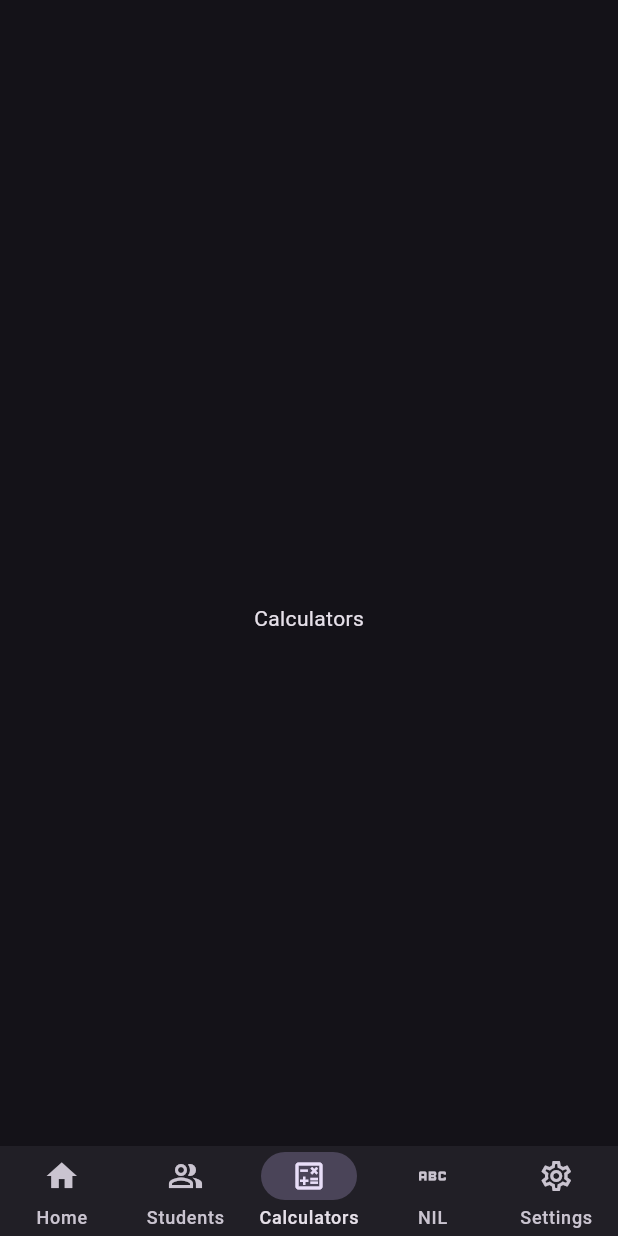
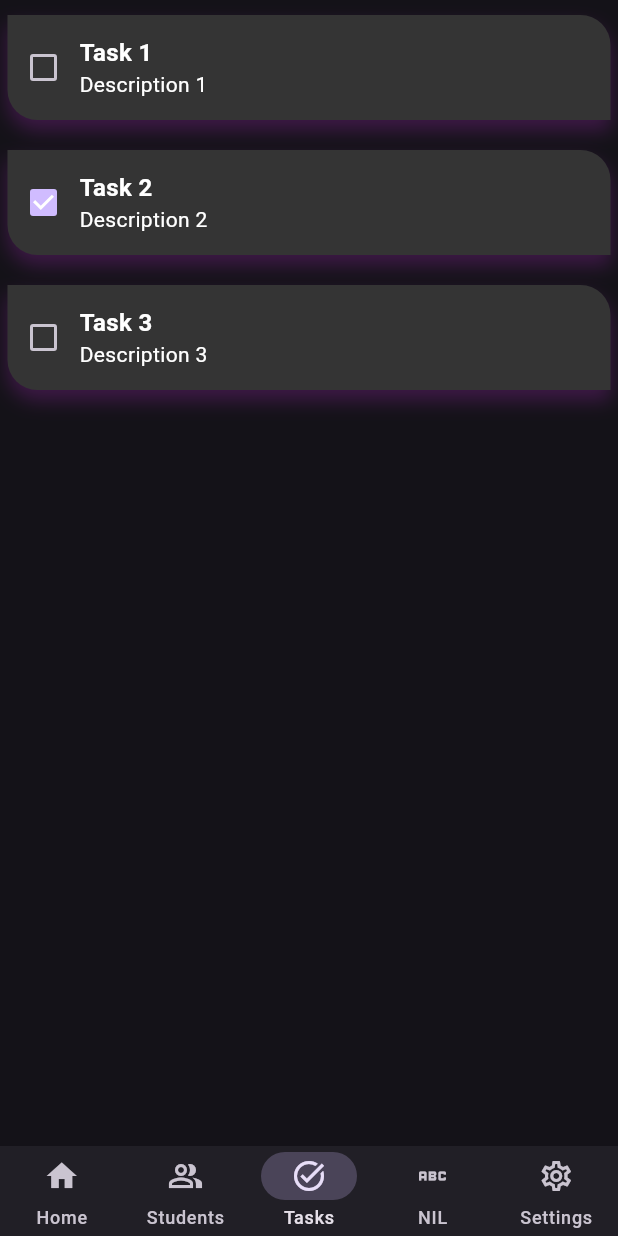
Before and after one commit to Laesx/ark_tasks, a Flutter app: the screen it shows after launch, item 3 of the bottom bar chosen, on a phone screen of 412 x 824 dp. Run offline on Flutter 3.47's test engine with Material 3 defaults, Android fonts, the light colour scheme and no system bars; our stand-ins replace flutter_riverpod, go_router, sqflite; accounts and stored records are empty; network calls fail.

Commit message:
Initial Implementation of the Tasks

```diff
--- a/lib/app_routes/app_routes.dart
+++ b/lib/app_routes/app_routes.dart
@@ -54,6 +54,8 @@ class AppRoutes {
   static String student(int id, [String? image]) =>
       '/student/$id${image != null ? "?image=$image" : ""}';
 
+  static String task(int id) => '/task/$id';
+
 // Hay que implementarlo esto es para cuando no encuentre la ruta
 // en caso de que sean rutas dinámicas
   static Route<dynamic> onGenerateRoute(RouteSettings settings) {
--- /dev/null
+++ b/lib/models/priority.dart
@@ -0,0 +1,35 @@
+enum PriorityEnum {
+  low,
+  medium,
+  high,
+}
+
+class Priority {
+  final String name;
+  final int value;
+
+  const Priority(this.name, this.value);
+
+  static const Priority low = Priority('Low', 0);
+  static const Priority medium = Priority('Medium', 1);
+  static const Priority high = Priority('High', 2);
+
+  static List<Priority> get priorities => [low, medium, high];
+
+  static Priority fromValue(int value) {
+    return priorities.firstWhere((element) => element.value == value);
+  }
+
+  static Priority fromJson(String str) {
+    switch (str) {
+      case 'low':
+        return Priority.low;
+      case 'medium':
+        return Priority.medium;
+      case 'high':
+        return Priority.high;
+      default:
+        throw ArgumentError('Invalid priority: $str');
+    }
+  }
+}
--- /dev/null
+++ b/lib/models/task.dart
@@ -0,0 +1,72 @@
+import 'dart:convert';
+
+import 'package:ark_jots/models/priority.dart';
+
+class Task {
+  int id;
+  String title;
+  String? description;
+  DateTime createdAt;
+  DateTime lastUpdated;
+  bool isComplete = false;
+  // Tags
+  // Priority
+  Priority? priority;
+  // Due Date
+  DateTime? dueDate;
+  // Start Date in case it's a project or event
+  DateTime? startDate;
+  // Reminder Dates
+  List<DateTime>? reminders;
+  // Notes
+  String? notes;
+
+  Task({
+    required this.id,
+    required this.title,
+    this.description,
+    required this.createdAt,
+    required this.lastUpdated,
+    this.isComplete = false,
+    this.priority,
+    this.dueDate,
+    this.startDate,
+    this.reminders,
+    this.notes,
+  });
+
+  factory Task.fromJson(String str) => Task.fromMap(json.decode(str));
+
+  String toJson() => json.encode(toMap());
+
+  factory Task.fromMap(Map<String, dynamic> json) => Task(
+        id: json["id"],
+        title: json["title"],
+        description: json["data"],
+        createdAt: DateTime.parse(json["created_at"]),
+        lastUpdated: DateTime.parse(json["last_updated"]),
+        isComplete: json["isComplete"],
+        priority: Priority.fromValue(json["priority"]),
+        dueDate: DateTime.parse(json["due_date"]),
+        startDate: DateTime.parse(json["start_date"]),
+        reminders: List<DateTime>.from(
+            json["reminders"].map((x) => DateTime.parse(x))),
+        notes: json["notes"],
+      );
+
+  Map<String, dynamic> toMap() => {
+        "id": id,
+        "title": title,
+        "data": description,
+        "created_at": createdAt.toIso8601String(),
+        "last_updated": lastUpdated.toIso8601String(),
+        "isComplete": isComplete,
+        "priority": priority.toString(),
+        "due_date": dueDate?.toIso8601String(),
+        "start_date": startDate?.toIso8601String(),
+        "reminders": List<dynamic>.from(
+            reminders?.map((x) => x.toIso8601String()) ??
+                []), // This is a null check operator
+        "notes": notes,
+      };
+}
--- a/lib/screens/home/home_provider.dart
+++ b/lib/screens/home/home_provider.dart
@@ -4,14 +4,14 @@ import 'package:provider/provider.dart';
 enum HomeTab {
   home,
   students,
-  calculators,
+  tasks,
   something,
   settings;
 
   String get title => switch (this) {
         home => 'Home',
         students => 'Students',
-        calculators => 'Calculators',
+        tasks => 'Tasks',
         something => 'NIL',
         settings => 'Settings',
       };
@@ -19,7 +19,7 @@ enum HomeTab {
   IconData get iconData => switch (this) {
         home => Icons.home,
         students => Icons.people_alt_outlined,
-        calculators => Icons.calculate_outlined,
+        tasks => Icons.task_alt_outlined,
         something => Icons.abc_outlined,
         settings => Icons.settings_outlined,
       };
--- a/lib/screens/home/home_view.dart
+++ b/lib/screens/home/home_view.dart
@@ -2,6 +2,7 @@ import 'package:ark_jots/screens/home/home_provider.dart';
 import 'package:ark_jots/widgets/students/student_list_widget.dart';
 import 'package:ark_jots/widgets/layouts/bottom_bar.dart';
 import 'package:ark_jots/widgets/layouts/scaffolds.dart';
+import 'package:ark_jots/widgets/tasks/tasks_list_widget.dart';
 import 'package:flutter/material.dart';
 
 class HomeView extends StatefulWidget {
@@ -52,7 +53,7 @@ class _HomeViewState extends State<HomeView>
         child: TabBarView(controller: _tabCtrl, children: [
           const Center(child: Text('Home')),
           StudentListWidget(),
-          const Center(child: Text('Calculators')),
+          TasksListWidget(),
           const Center(child: Text('Something')),
           const Center(child: Text('Settings')),
         ]));
--- /dev/null
+++ b/lib/widgets/tasks/task_widget.dart
@@ -0,0 +1,130 @@
+import 'package:ark_jots/models/task.dart';
+import 'package:flutter/material.dart';
+
+class TaskWidget extends StatelessWidget {
+  final Task task;
+
+  const TaskWidget({super.key, required this.task});
+
+  @override
+  Widget build(BuildContext context) {
+    return Padding(
+      padding: const EdgeInsets.symmetric(horizontal: 5),
+      child: Container(
+        width: double.infinity,
+        height: 70,
+        margin: const EdgeInsets.only(top: 10, bottom: 10),
+        decoration: BoxDecoration(
+            color: const Color.fromARGB(255, 52, 52, 52),
+            // o poner el Borde Simple...
+            borderRadius: const BorderRadius.only(
+                topRight: Radius.circular(20), bottomLeft: Radius.circular(20)),
+            boxShadow: [
+              BoxShadow(
+                color: Colors.purple.withOpacity(0.3),
+                offset: Offset(0, 7),
+                blurRadius: 10,
+              )
+            ]),
+        child: Row(
+          mainAxisAlignment: MainAxisAlignment.start,
+          children: [
+            _TaskCheckbox(task.isComplete),
+            _TaskDetails(task),
+          ],
+        ),
+      ),
+    );
+  }
+}
+
+// ignore: must_be_immutable
+class _TaskCheckbox extends StatefulWidget {
+  bool isComplete;
+
+  _TaskCheckbox(
+    this.isComplete, {
+    super.key,
+  });
+
+  @override
+  State<_TaskCheckbox> createState() => _TaskCheckboxState();
+}
+
+class _TaskCheckboxState extends State<_TaskCheckbox> {
+  //bool isComplete = ;
+
+  @override
+  Widget build(BuildContext context) {
+    return Checkbox(
+      checkColor: Colors.white,
+      value: widget.isComplete,
+      onChanged: (bool? value) {
+        setState(() {
+          widget.isComplete = value!;
+        });
+      },
+    );
+  }
+}
+
+class _TagDescription extends StatelessWidget {
+  final String descripcion;
+
+  const _TagDescription({
+    super.key,
+    required this.descripcion,
+  });
+
+  @override
+  Widget build(BuildContext context) {
+    return Container(
+      width: 100,
+      height: 70,
+      alignment: Alignment.center,
+      decoration: BoxDecoration(
+          color: Colors.indigo,
+          borderRadius: BorderRadius.only(
+              topRight: Radius.circular(25), bottomLeft: Radius.circular(25))),
+      child: Text(
+        '$descripcion€',
+        style: TextStyle(fontSize: 20, color: Colors.white),
+      ),
+    );
+  }
+}
+
+// Seguramente habrá que hacer esta clase Stateful para poder cambiar el estado de la tarea cuando se actualice
+class _TaskDetails extends StatelessWidget {
+  final Task task;
+  //final String nombre;
+  //final int id;
+
+  const _TaskDetails(
+    this.task, {
+    super.key,
+  });
+
+  @override
+  Widget build(BuildContext context) {
+    return Column(
+      mainAxisAlignment: MainAxisAlignment.center,
+      crossAxisAlignment: CrossAxisAlignment.start,
+      children: [
+        Text(
+          task.title,
+          style: TextStyle(
+              fontSize: 16, color: Colors.white, fontWeight: FontWeight.bold),
+          maxLines: 1,
+          overflow: TextOverflow.ellipsis,
+        ),
+        Text(
+          task.description ?? "",
+          style: TextStyle(fontSize: 14, color: Colors.white),
+          maxLines: 1,
+          overflow: TextOverflow.ellipsis,
+        ),
+      ],
+    );
+  }
+}
--- /dev/null
+++ b/lib/widgets/tasks/tasks_list_widget.dart
@@ -0,0 +1,43 @@
+import 'package:ark_jots/widgets/tasks/task_widget.dart';
+import 'package:flutter/material.dart';
+import 'package:ark_jots/models/task.dart';
+
+class TasksListWidget extends StatelessWidget {
+  final List<Task> tasks = [
+    Task(
+      id: 1,
+      title: 'Task 1',
+      description: "Description 1",
+      createdAt: DateTime.now(),
+      lastUpdated: DateTime.now(),
+    ),
+    Task(
+      id: 2,
+      title: 'Task 2',
+      description: 'Description 2',
+      createdAt: DateTime.now(),
+      lastUpdated: DateTime.now(),
+      isComplete: true,
+    ),
+    Task(
+      id: 3,
+      title: 'Task 3',
+      description: 'Description 3',
+      createdAt: DateTime.now(),
+      lastUpdated: DateTime.now(),
+    ),
+  ];
+
+  TasksListWidget({super.key});
+
+  @override
+  Widget build(BuildContext context) {
+    return ListView.builder(
+      itemCount: tasks.length,
+      itemBuilder: (context, index) {
+        final task = tasks[index];
+        return TaskWidget(task: task);
+      },
+    );
+  }
+}
--- a/pubspec.yaml
+++ b/pubspec.yaml
@@ -39,6 +39,8 @@ dependencies:
   go_router: ^13.2.4
   http: ^1.2.1
   provider: ^6.1.2
+  dart_openai: ^5.1.0
+  sqflite: ^2.3.3
 
 dev_dependencies:
   flutter_test:
```
Also changed, not shown: lib/utils/database_helper.dart (added, +81 -0 lines), pubspec.lock.
